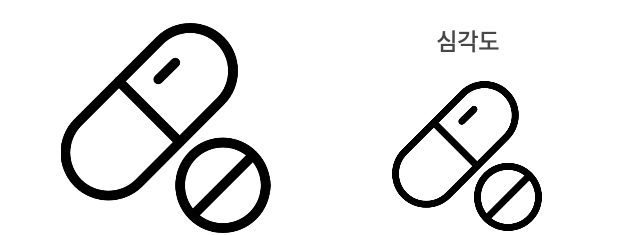
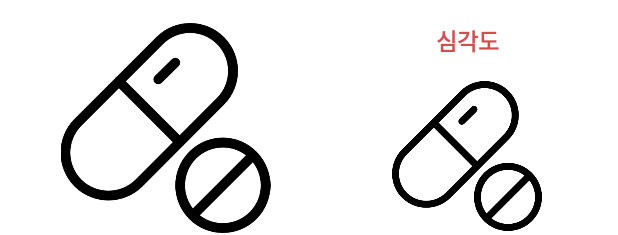
Before and after one commit to rmfosem613/AI_Acne_Severity_Diagnosis, an Android app: the layout result_row.xml on its own in the app's theme, with its tools: preview values and no code run, on a phone screen of 412 x 824 dp. Shown: the top 235 px of the screen. Run offline under Robolectric (Android 15) with nearby library versions, the phone set to English and light mode, and no system bars.

Commit message:
red
심각도 색 바꿈

```diff
--- a/app/src/main/res/layout/result_row.xml
+++ b/app/src/main/res/layout/result_row.xml
@@ -34,7 +34,7 @@
                 android:text="심각도"
                 android:textSize="15dp"
                 android:gravity="center"
-                android:textColor="@color/colorDarkGray"
+                android:textColor="@color/colorRed"
                 android:textStyle="bold"/>
 
             <ImageView
--- a/app/src/main/res/values/colors.xml
+++ b/app/src/main/res/values/colors.xml
@@ -11,4 +11,5 @@
     <color name="colorDarkGray">#474747</color>
     <color name="colorDarkRed">#4A7F7B</color>
     <color name="colorLightRed">#4A7F7B</color>
+    <color name="colorRed">#D44C4C</color>
 </resources>
```
